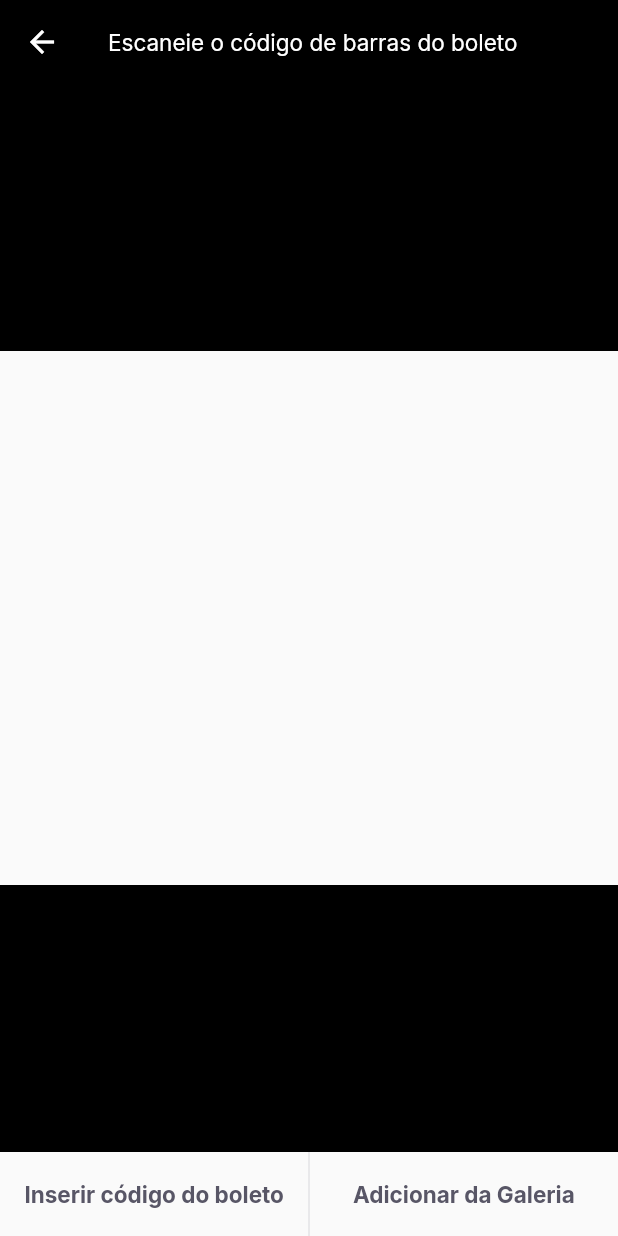
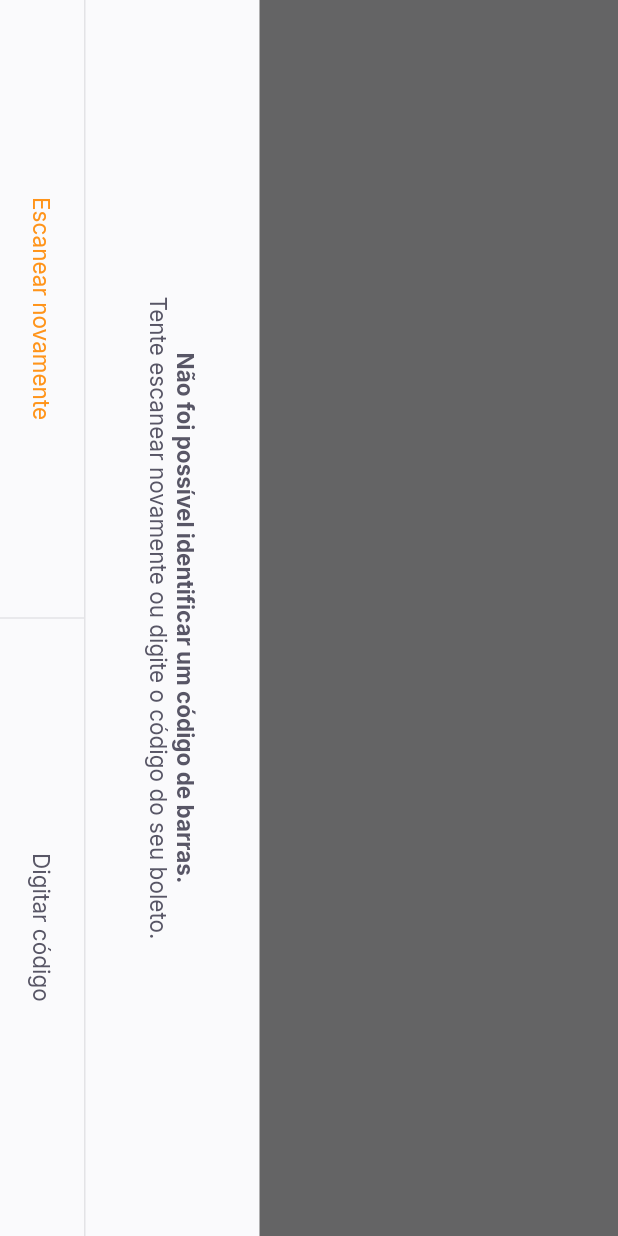
Before and after one commit to oapmartins/payflow, a Flutter app: the BarcodeScannerPage screen opened by its route, on a phone screen of 412 x 824 dp. Run offline on Flutter 3.47's test engine with Material 2 defaults, Android fonts, the phone set to English and light mode, and no system bars; our stand-ins replace firebase_core, google_fonts, google_sign_in, shared_preferences; accounts and stored records are empty.

Commit message:
Terminando layoult principal da tela barcode e adicionando o buttonSheetWidget para alertas.

```diff
--- a/lib/modules/barcode_scanner/barcode_scanner_page.dart
+++ b/lib/modules/barcode_scanner/barcode_scanner_page.dart
@@ -1,15 +1,31 @@
 import 'package:flutter/material.dart';
 import 'package:payflow/shared/themes/app_colors.dart';
 import 'package:payflow/shared/themes/app_text_styles.dart';
-import 'package:payflow/shared/widgets/divider_vertical/divider_vertical_widget.dart';
-import 'package:payflow/shared/widgets/label_button/label_button.dart';
+import 'package:payflow/shared/widgets/bottom_sheet/botton_sheet_widget.dart';
+import 'package:payflow/shared/widgets/set_label_buttons/set_label_buttons.dart';
 
 class BarcodeScannerPage extends StatelessWidget {
   const BarcodeScannerPage({Key? key}) : super(key: key);
   @override
   Widget build(BuildContext context) {
-    return Scaffold(
+    return BottonSheetWidget(
+      title: 'Não foi possível identificar um código de barras.',
+      subtitle: 'Tente escanear novamente ou digite o código do seu boleto.',
+      primaryLabel: 'Escanear novamente',
+      primaryOnPressed: () {},
+      secondaryLabel: 'Digitar código',
+      secondaryOnPressed: () {},
+    );
+    return SafeArea(
+      top: true,
+      bottom: true,
+      left: true,
+      right: true,
+      child: RotatedBox(
+        quarterTurns: 1,
+        child: Scaffold(
           appBar: AppBar(
+            centerTitle: true,
             title: Text(
               'Escaneie o código de barras do boleto',
               style: TextStyles.buttonBackground,
@@ -23,28 +39,22 @@ class BarcodeScannerPage extends StatelessWidget {
             children: [
               Expanded(
                   child: Container(
-            color: Colors.black,
+                color: Colors.black.withOpacity(0.6),
               )),
               Expanded(flex: 2, child: Container()),
               Expanded(
                 child: Container(
-              color: Colors.black,
+                  color: Colors.black.withOpacity(0.6),
                 ),
               ),
             ],
           ),
-      bottomNavigationBar: Container(
-        height: 56,
-        child: Row(
-          children: [
-            Expanded(
-                child: LabelButton(
-                    onPressed: () {}, label: 'Inserir código do boleto')),
-            dividerVerticalWidget(),
-            Expanded(
-                child: LabelButton(
-                    onPressed: () {}, label: 'Adicionar da Galeria')),
-          ],
+          bottomNavigationBar: SetLabelButtons(
+            primaryLabel: 'Inserir código do boledo',
+            primaryOnPressed: () {},
+            secondaryLabel: 'Adicionar da galeria',
+            secondaryOnPressed: () {},
+          ),
         ),
       ),
     );
--- /dev/null
+++ b/lib/shared/widgets/bottom_sheet/botton_sheet_widget.dart
@@ -0,0 +1,75 @@
+import 'package:flutter/material.dart';
+
+import 'package:payflow/shared/themes/app_colors.dart';
+import 'package:payflow/shared/themes/app_text_styles.dart';
+import 'package:payflow/shared/widgets/set_label_buttons/set_label_buttons.dart';
+
+class BottonSheetWidget extends StatelessWidget {
+  final String primaryLabel;
+  final VoidCallback primaryOnPressed;
+  final String secondaryLabel;
+  final VoidCallback secondaryOnPressed;
+  final String title;
+  final String subtitle;
+
+  const BottonSheetWidget({
+    Key? key,
+    required this.primaryLabel,
+    required this.primaryOnPressed,
+    required this.secondaryLabel,
+    required this.secondaryOnPressed,
+    required this.title,
+    required this.subtitle,
+  }) : super(key: key);
+
+  @override
+  Widget build(BuildContext context) {
+    return SafeArea(
+      child: RotatedBox(
+        quarterTurns: 1,
+        child: Material(
+          child: Container(
+            color: AppColors.shape,
+            child: Column(
+              children: [
+                Expanded(
+                    child: Container(color: Colors.black.withOpacity(0.6))),
+                Column(
+                  children: [
+                    Padding(
+                      padding: const EdgeInsets.all(40.0),
+                      child: Text.rich(
+                        TextSpan(
+                          text: title,
+                          style: TextStyles.buttonBoldHeading,
+                          children: [
+                            TextSpan(
+                              text: '\n$subtitle',
+                              style: TextStyles.buttonHeading,
+                            ),
+                          ],
+                        ),
+                        textAlign: TextAlign.center,
+                      ),
+                    ),
+                    Container(
+                      height: 1,
+                      color: AppColors.stroke,
+                    ),
+                    SetLabelButtons(
+                      enablePrimaryColor: true,
+                      primaryLabel: primaryLabel,
+                      primaryOnPressed: primaryOnPressed,
+                      secondaryLabel: secondaryLabel,
+                      secondaryOnPressed: secondaryOnPressed,
+                    )
+                  ],
+                ),
+              ],
+            ),
+          ),
+        ),
+      ),
+    );
+  }
+}
--- a/lib/shared/widgets/label_button/label_button.dart
+++ b/lib/shared/widgets/label_button/label_button.dart
@@ -4,8 +4,13 @@ import 'package:payflow/shared/themes/app_text_styles.dart';
 class LabelButton extends StatelessWidget {
   final String label;
   final VoidCallback onPressed;
-  const LabelButton({Key? key, required this.label, required this.onPressed})
-      : super(key: key);
+  final TextStyle? style;
+  const LabelButton({
+    Key? key,
+    required this.label,
+    required this.onPressed,
+    this.style,
+  }) : super(key: key);
 
   @override
   Widget build(BuildContext context) {
@@ -15,7 +20,7 @@ class LabelButton extends StatelessWidget {
         onPressed: onPressed,
         child: Text(
           label,
-          style: TextStyles.buttonBoldHeading,
+          style: style ?? TextStyles.buttonHeading,
         ),
       ),
     );
--- /dev/null
+++ b/lib/shared/widgets/set_label_buttons/set_label_buttons.dart
@@ -0,0 +1,47 @@
+import 'package:flutter/material.dart';
+import 'package:payflow/shared/themes/app_text_styles.dart';
+
+import 'package:payflow/shared/widgets/divider_vertical/divider_vertical_widget.dart';
+import 'package:payflow/shared/widgets/label_button/label_button.dart';
+
+class SetLabelButtons extends StatelessWidget {
+  final String primaryLabel;
+  final VoidCallback primaryOnPressed;
+  final String secondaryLabel;
+  final VoidCallback secondaryOnPressed;
+  final bool enablePrimaryColor;
+
+  const SetLabelButtons({
+    Key? key,
+    required this.primaryLabel,
+    required this.primaryOnPressed,
+    required this.secondaryLabel,
+    required this.secondaryOnPressed,
+    this.enablePrimaryColor = false,
+  }) : super(key: key);
+
+  @override
+  Widget build(BuildContext context) {
+    return Container(
+      height: 56,
+      child: Row(
+        children: [
+          Expanded(
+            child: LabelButton(
+              label: primaryLabel,
+              onPressed: primaryOnPressed,
+              style: enablePrimaryColor ? TextStyles.buttonPrimary : null,
+            ),
+          ),
+          const dividerVerticalWidget(),
+          Expanded(
+            child: LabelButton(
+              label: secondaryLabel,
+              onPressed: secondaryOnPressed,
+            ),
+          ),
+        ],
+      ),
+    );
+  }
+}
```
Lines whose indentation alone changed are shown as unchanged.
